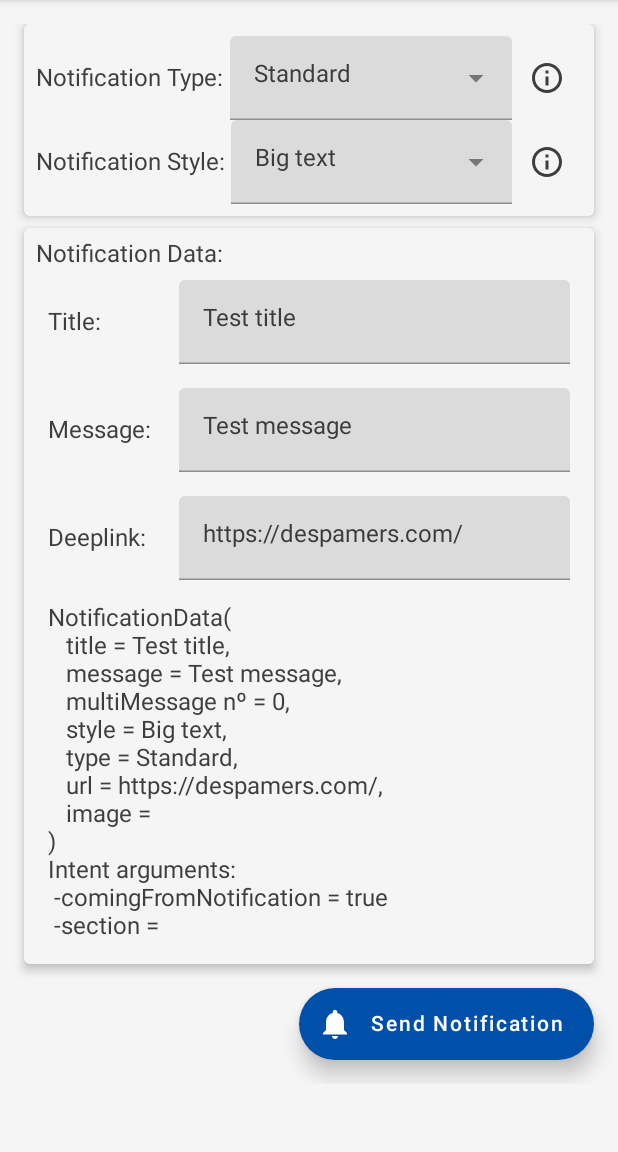
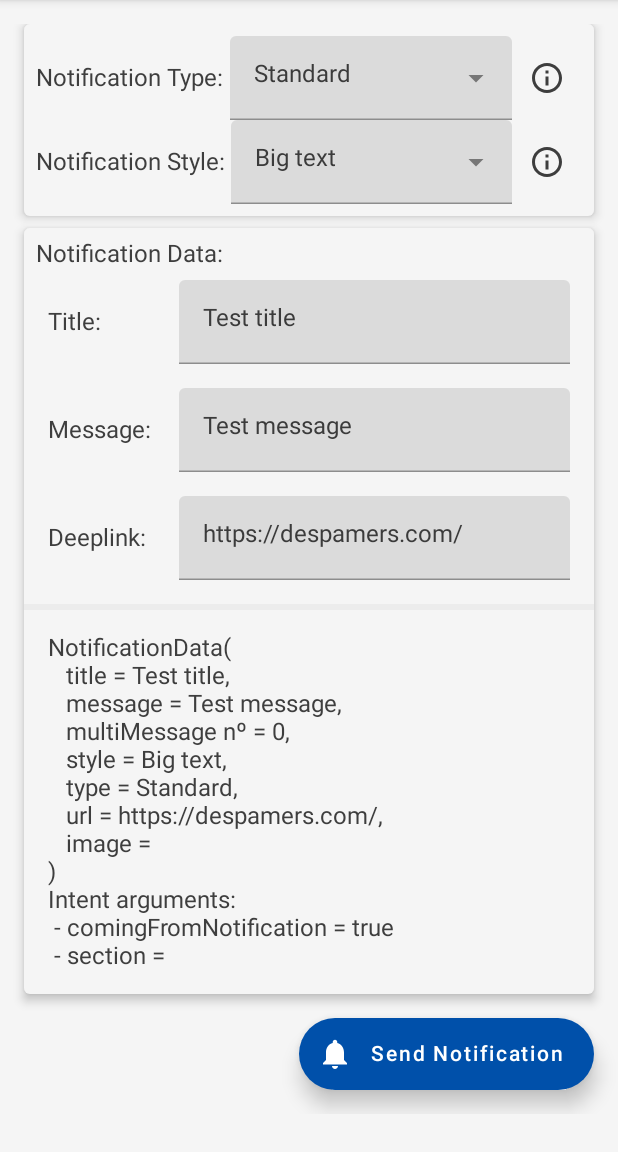
Before and after one commit to SkarCBR/Notification-Playground, an Android app built with Jetpack Compose: the screen it shows after launch (MainActivity), on a phone screen of 412 x 824 dp, the part 84-1236 px from its top. Run offline under Robolectric (Android 15) with nearby library versions, the phone set to English and light mode, and no system bars; 2 statements that could not run were skipped.

Commit message:
added spacer between data input and output on NotificationDataComponent

```diff
--- a/app/src/main/java/com/mrskar/notificationsplayground/composables/NotificationDataComponent.kt
+++ b/app/src/main/java/com/mrskar/notificationsplayground/composables/NotificationDataComponent.kt
@@ -1,9 +1,12 @@
 package com.mrskar.notificationsplayground.composables
 
 import android.net.Uri
+import androidx.compose.foundation.background
 import androidx.compose.foundation.layout.Column
 import androidx.compose.foundation.layout.Row
+import androidx.compose.foundation.layout.Spacer
 import androidx.compose.foundation.layout.fillMaxWidth
+import androidx.compose.foundation.layout.height
 import androidx.compose.foundation.layout.padding
 import androidx.compose.material.Card
 import androidx.compose.material.Text
@@ -18,12 +21,14 @@ import androidx.compose.ui.unit.dp
 import com.mrskar.notificationsplayground.models.NotificationData
 import com.mrskar.notificationsplayground.models.NotificationStyles
 import com.mrskar.notificationsplayground.models.NotificationTypes
+import com.mrskar.notificationsplayground.ui.theme.LightGrey
 
 @Composable
 fun NotificationDataComponent(
     notificationData: NotificationData
 ) {
     Card(elevation = 4.dp) {
+        Column {
             Column(modifier = Modifier.padding(8.dp)) {
                 Text(text = "Notification Data: ")
                 BigTextMessageComponent(
@@ -64,16 +69,23 @@ fun NotificationDataComponent(
                 } else {
                     notificationData.imageUri.value = Uri.EMPTY
                 }
+            }
+            Spacer(
+                modifier = Modifier
+                    .fillMaxWidth(1f)
+                    .background(LightGrey)
+                    .height(4.dp)
+            )
             Column(
                 Modifier
-                    .padding(8.dp)
+                    .padding(16.dp)
                     .fillMaxWidth()
             ) {
                 Text(text = "$notificationData")
                 Text(
                     text = "Intent arguments:\n" +
-                        " -comingFromNotification = true\n" +
-                        " -section = ${notificationData.url.value.substringAfter(".com/", "")}"
+                        " - comingFromNotification = true\n" +
+                        " - section = ${notificationData.url.value.substringAfter(".com/", "")}"
                 )
             }
         }
```
Lines whose indentation alone changed are shown as unchanged.
